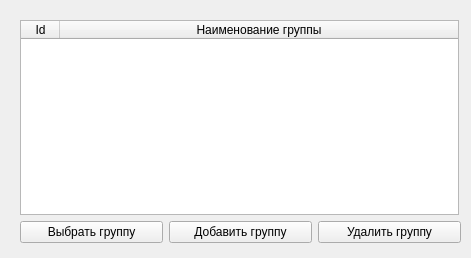
The window that UI_files/group_select.ui (Vofanchik/AptecnyiSklad) describes before a commit, drawn with Qt 5.
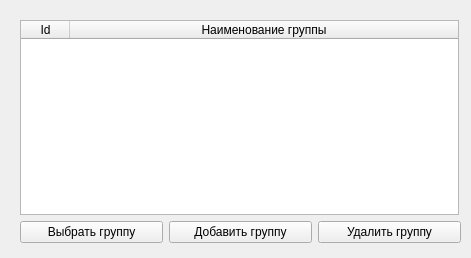
The same window after the commit.

Commit message: residue dialog completed

Diff of the .ui file:
```diff
--- a/UI_files/group_select.ui
+++ b/UI_files/group_select.ui
@@ -53,7 +53,7 @@
        </size>
       </property>
       <attribute name="horizontalHeaderDefaultSectionSize">
-       <number>39</number>
+       <number>49</number>
       </attribute>
       <attribute name="horizontalHeaderStretchLastSection">
        <bool>true</bool>
```
Left out of the diff: 3 changed lines with no effect on the pictures. The commit also changes 7 other files.
